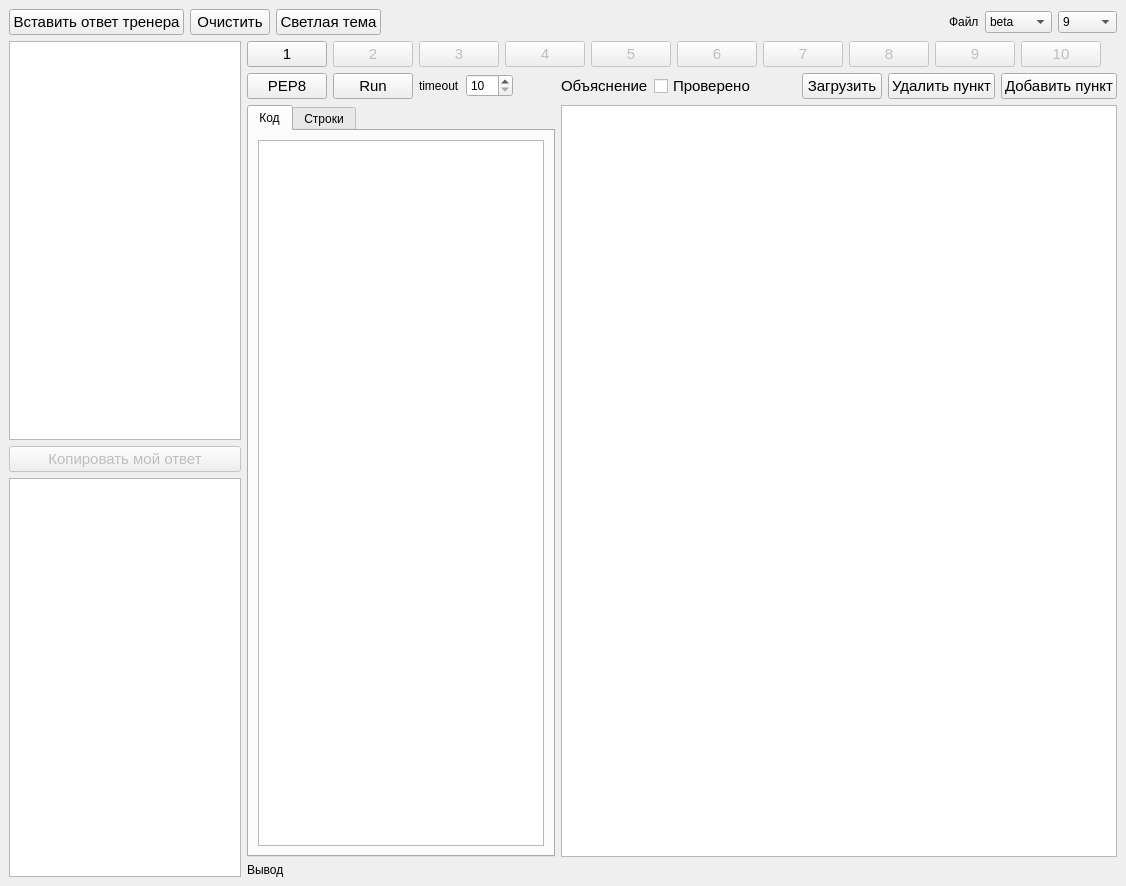
grigvlwork/syntax123, file mainwindow.ui: the form before one commit.
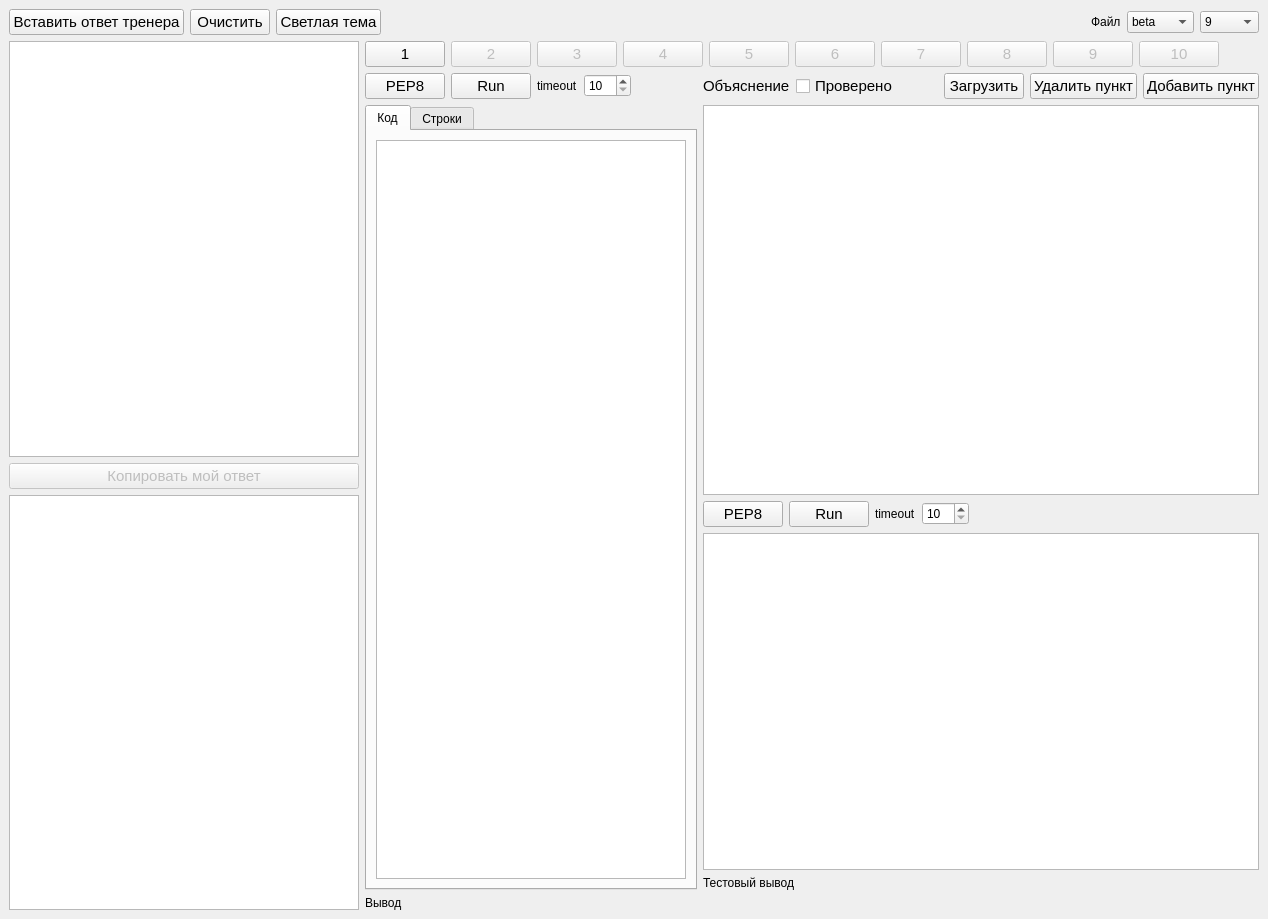
The form after the commit. Icons and pictures are not drawn.

Commit message: добавил тестовое окно

What changed in the file:
```diff
--- a/mainwindow.ui
+++ b/mainwindow.ui
@@ -6,15 +6,15 @@
    <rect>
     <x>0</x>
     <y>0</y>
-    <width>1126</width>
-    <height>886</height>
+    <width>1268</width>
+    <height>919</height>
    </rect>
   </property>
   <property name="windowTitle">
    <string>Проверка решений с несколькими ответами</string>
   </property>
   <widget class="QWidget" name="centralwidget">
-   <layout class="QVBoxLayout" name="verticalLayout_5">
+   <layout class="QVBoxLayout" name="verticalLayout_6">
     <item>
      <layout class="QHBoxLayout" name="horizontalLayout">
       <item>
@@ -693,6 +693,81 @@
               </property>
              </widget>
             </item>
+            <item>
+             <layout class="QVBoxLayout" name="verticalLayout_5">
+              <item>
+               <layout class="QHBoxLayout" name="horizontalLayout_8">
+                <item>
+                 <widget class="QPushButton" name="pep8_test_btn">
+                  <property name="font">
+                   <font>
+                    <pointsize>11</pointsize>
+                   </font>
+                  </property>
+                  <property name="text">
+                   <string>PEP8</string>
+                  </property>
+                 </widget>
+                </item>
+                <item>
+                 <widget class="QPushButton" name="run_test_btn">
+                  <property name="font">
+                   <font>
+                    <pointsize>11</pointsize>
+                   </font>
+                  </property>
+                  <property name="text">
+                   <string>Run</string>
+                  </property>
+                 </widget>
+                </item>
+                <item>
+                 <widget class="QLabel" name="label_5">
+                  <property name="text">
+                   <string>timeout</string>
+                  </property>
+                 </widget>
+                </item>
+                <item>
+                 <widget class="QSpinBox" name="timeout_test_sb">
+                  <property name="minimum">
+                   <number>10</number>
+                  </property>
+                  <property name="maximum">
+                   <number>250</number>
+                  </property>
+                  <property name="singleStep">
+                   <number>40</number>
+                  </property>
+                 </widget>
+                </item>
+                <item>
+                 <spacer name="horizontalSpacer_5">
+                  <property name="orientation">
+                   <enum>Qt::Horizontal</enum>
+                  </property>
+                  <property name="sizeHint" stdset="0">
+                   <size>
+                    <width>40</width>
+                    <height>20</height>
+                   </size>
+                  </property>
+                 </spacer>
+                </item>
+               </layout>
+              </item>
+              <item>
+               <widget class="QPlainTextEdit" name="test_pte"/>
+              </item>
+              <item>
+               <widget class="QLabel" name="output_test_lb">
+                <property name="text">
+                 <string>Тестовый вывод</string>
+                </property>
+               </widget>
+              </item>
+             </layout>
+            </item>
            </layout>
           </item>
          </layout>
```
The commit also changes 1 other file.
